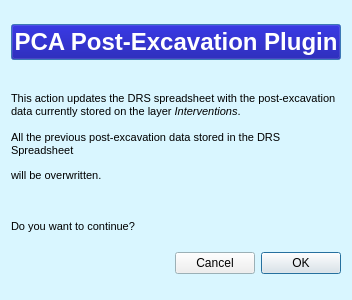
Above: PCA_PostExcavation/pca_postex_update_DRS_dialog_base.ui from PCA-Geodata/PCA-PostExcavation-QGIS-Plugin before the change. Below: the same form after it.
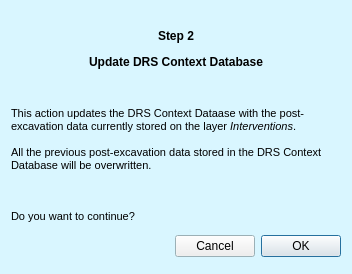
That is the form after the change. Icons and pictures are not drawn.

The edit to the form file:
```diff
--- a/PCA_PostExcavation/pca_postex_update_DRS_dialog_base.ui
+++ b/PCA_PostExcavation/pca_postex_update_DRS_dialog_base.ui
@@ -10,7 +10,7 @@
     <x>0</x>
     <y>0</y>
     <width>352</width>
-    <height>300</height>
+    <height>274</height>
    </rect>
   </property>
   <property name="sizePolicy">
@@ -21,14 +21,14 @@
   </property>
   <property name="minimumSize">
    <size>
-    <width>352</width>
-    <height>300</height>
+    <width>0</width>
+    <height>0</height>
    </size>
   </property>
   <property name="maximumSize">
    <size>
     <width>352</width>
-    <height>300</height>
+    <height>274</height>
    </size>
   </property>
   <property name="palette">
@@ -101,345 +101,64 @@
   <property name="windowTitle">
    <string>PCA PostExcavation Plugin</string>
   </property>
-  <layout class="QGridLayout" name="gridLayout">
-   <item row="0" column="0">
-    <widget class="QPushButton" name="pushButton">
-     <property name="sizePolicy">
-      <sizepolicy hsizetype="Fixed" vsizetype="Fixed">
-       <horstretch>0</horstretch>
-       <verstretch>0</verstretch>
-      </sizepolicy>
-     </property>
-     <property name="palette">
-      <palette>
-       <active>
-        <colorrole role="Button">
-         <brush brushstyle="SolidPattern">
-          <color alpha="255">
-           <red>0</red>
-           <green>0</green>
-           <blue>153</blue>
-          </color>
-         </brush>
-        </colorrole>
-        <colorrole role="Light">
-         <brush brushstyle="SolidPattern">
-          <color alpha="255">
-           <red>0</red>
-           <green>0</green>
-           <blue>147</blue>
-          </color>
-         </brush>
-        </colorrole>
-        <colorrole role="Dark">
-         <brush brushstyle="SolidPattern">
-          <color alpha="255">
-           <red>0</red>
-           <green>0</green>
-           <blue>153</blue>
-          </color>
-         </brush>
-        </colorrole>
-        <colorrole role="Mid">
-         <brush brushstyle="SolidPattern">
-          <color alpha="255">
-           <red>0</red>
-           <green>0</green>
-           <blue>147</blue>
-          </color>
-         </brush>
-        </colorrole>
-        <colorrole role="Text">
-         <brush brushstyle="SolidPattern">
-          <color alpha="255">
-           <red>0</red>
-           <green>0</green>
-           <blue>0</blue>
-          </color>
-         </brush>
-        </colorrole>
-        <colorrole role="BrightText">
-         <brush brushstyle="SolidPattern">
-          <color alpha="255">
-           <red>85</red>
-           <green>255</green>
-           <blue>0</blue>
-          </color>
-         </brush>
-        </colorrole>
-        <colorrole role="ButtonText">
-         <brush brushstyle="SolidPattern">
-          <color alpha="255">
-           <red>255</red>
-           <green>255</green>
-           <blue>255</blue>
-          </color>
-         </brush>
-        </colorrole>
-        <colorrole role="Base">
-         <brush brushstyle="SolidPattern">
-          <color alpha="255">
-           <red>0</red>
-           <green>0</green>
-           <blue>141</blue>
-          </color>
-         </brush>
-        </colorrole>
-        <colorrole role="Window">
-         <brush brushstyle="SolidPattern">
-          <color alpha="255">
-           <red>85</red>
-           <green>170</green>
-           <blue>255</blue>
-          </color>
-         </brush>
-        </colorrole>
-        <colorrole role="Shadow">
-         <brush brushstyle="SolidPattern">
-          <color alpha="255">
-           <red>0</red>
-           <green>0</green>
-           <blue>146</blue>
-          </color>
-         </brush>
-        </colorrole>
-        <colorrole role="PlaceholderText">
-         <brush brushstyle="SolidPattern">
-          <color alpha="128">
-           <red>0</red>
-           <green>0</green>
-           <blue>0</blue>
-          </color>
-         </brush>
-        </colorrole>
-       </active>
-       <inactive>
-        <colorrole role="Button">
-         <brush brushstyle="SolidPattern">
-          <color alpha="255">
-           <red>0</red>
-           <green>0</green>
-           <blue>153</blue>
-          </color>
-         </brush>
-        </colorrole>
-        <colorrole role="Light">
-         <brush brushstyle="SolidPattern">
-          <color alpha="255">
-           <red>0</red>
-           <green>0</green>
-           <blue>147</blue>
-          </color>
-         </brush>
-        </colorrole>
-        <colorrole role="Dark">
-         <brush brushstyle="SolidPattern">
-          <color alpha="255">
-           <red>0</red>
-           <green>0</green>
-           <blue>153</blue>
-          </color>
-         </brush>
-        </colorrole>
-        <colorrole role="Mid">
-         <brush brushstyle="SolidPattern">
-          <color alpha="255">
-           <red>0</red>
-           <green>0</green>
-           <blue>147</blue>
-          </color>
-         </brush>
-        </colorrole>
-        <colorrole role="Text">
-         <brush brushstyle="SolidPattern">
-          <color alpha="255">
-           <red>0</red>
-           <green>0</green>
-           <blue>0</blue>
-          </color>
-         </brush>
-        </colorrole>
-        <colorrole role="BrightText">
-         <brush brushstyle="SolidPattern">
-          <color alpha="255">
-           <red>85</red>
-           <green>255</green>
-           <blue>0</blue>
-          </color>
-         </brush>
-        </colorrole>
-        <colorrole role="ButtonText">
-         <brush brushstyle="SolidPattern">
-          <color alpha="255">
-           <red>255</red>
-           <green>255</green>
-           <blue>255</blue>
-          </color>
-         </brush>
-        </colorrole>
-        <colorrole role="Base">
-         <brush brushstyle="SolidPattern">
-          <color alpha="255">
-           <red>0</red>
-           <green>0</green>
-           <blue>141</blue>
-          </color>
-         </brush>
-        </colorrole>
-        <colorrole role="Window">
-         <brush brushstyle="SolidPattern">
-          <color alpha="255">
-           <red>85</red>
-           <green>170</green>
-           <blue>255</blue>
-          </color>
-         </brush>
-        </colorrole>
-        <colorrole role="Shadow">
-         <brush brushstyle="SolidPattern">
-          <color alpha="255">
-           <red>0</red>
-           <green>0</green>
-           <blue>146</blue>
-          </color>
-         </brush>
-        </colorrole>
-        <colorrole role="PlaceholderText">
-         <brush brushstyle="SolidPattern">
-          <color alpha="128">
-           <red>0</red>
-           <green>0</green>
-           <blue>0</blue>
-          </color>
-         </brush>
-        </colorrole>
-       </inactive>
-       <disabled>
-        <colorrole role="Button">
-         <brush brushstyle="SolidPattern">
-          <color alpha="255">
-           <red>0</red>
-           <green>0</green>
-           <blue>153</blue>
-          </color>
-         </brush>
-        </colorrole>
-        <colorrole role="Light">
-         <brush brushstyle="SolidPattern">
-          <color alpha="255">
-           <red>0</red>
-           <green>0</green>
-           <blue>147</blue>
-          </color>
-         </brush>
-        </colorrole>
-        <colorrole role="Dark">
-         <brush brushstyle="SolidPattern">
-          <color alpha="255">
-           <red>0</red>
-           <green>0</green>
-           <blue>153</blue>
-          </color>
-         </brush>
-        </colorrole>
-        <colorrole role="Mid">
-         <brush brushstyle="SolidPattern">
-          <color alpha="255">
-           <red>0</red>
-           <green>0</green>
-           <blue>147</blue>
-          </color>
-         </brush>
-        </colorrole>
-        <colorrole role="Text">
-         <brush brushstyle="SolidPattern">
-          <color alpha="255">
-           <red>0</red>
-           <green>0</green>
-           <blue>153</blue>
-          </color>
-         </brush>
-        </colorrole>
-        <colorrole role="BrightText">
-         <brush brushstyle="SolidPattern">
-          <color alpha="255">
-           <red>85</red>
-           <green>255</green>
-           <blue>0</blue>
-          </color>
-         </brush>
-        </colorrole>
-        <colorrole role="ButtonText">
-         <brush brushstyle="SolidPattern">
-          <color alpha="255">
-           <red>120</red>
-           <green>120</green>
-           <blue>120</blue>
-          </color>
-         </brush>
-        </colorrole>
-        <colorrole role="Base">
-         <brush brushstyle="SolidPattern">
-          <color alpha="255">
-           <red>85</red>
-           <green>170</green>
-           <blue>255</blue>
-          </color>
-         </brush>
-        </colorrole>
-        <colorrole role="Window">
-         <brush brushstyle="SolidPattern">
-          <color alpha="255">
-           <red>85</red>
-           <green>170</green>
-           <blue>255</blue>
-          </color>
-         </brush>
-        </colorrole>
-        <colorrole role="Shadow">
-         <brush brushstyle="SolidPattern">
-          <color alpha="255">
-           <red>0</red>
-           <green>0</green>
-           <blue>146</blue>
-          </color>
-         </brush>
-        </colorrole>
-        <colorrole role="PlaceholderText">
-         <brush brushstyle="SolidPattern">
-          <color alpha="128">
-           <red>0</red>
-           <green>0</green>
-           <blue>0</blue>
-          </color>
-         </brush>
-        </colorrole>
-       </disabled>
-      </palette>
-     </property>
-     <property name="font">
-      <font>
-       <family>Arial</family>
-       <pointsize>18</pointsize>
-       <weight>75</weight>
-       <bold>true</bold>
-      </font>
-     </property>
-     <property name="cursor">
-      <cursorShape>BlankCursor</cursorShape>
-     </property>
-     <property name="text">
-      <string>PCA Post-Excavation Plugin</string>
-     </property>
-     <property name="autoDefault">
-      <bool>false</bool>
-     </property>
-     <property name="flat">
-      <bool>false</bool>
-     </property>
-    </widget>
+  <layout class="QVBoxLayout" name="verticalLayout">
+   <item>
+    <layout class="QGridLayout" name="gridLayout_2">
+     <item row="0" column="0">
+      <widget class="QLabel" name="label_2">
+       <property name="maximumSize">
+        <size>
+         <width>65</width>
+         <height>65</height>
+        </size>
+       </property>
+       <property name="text">
+        <string/>
+       </property>
+       <property name="pixmap">
+        <pixmap>icons/pca_logo_icon.png</pixmap>
+       </property>
+       <property name="scaledContents">
+        <bool>true</bool>
+       </property>
+      </widget>
+     </item>
+     <item row="0" column="2">
+      <widget class="QLabel" name="label_3">
+       <property name="font">
+        <font>
+         <pointsize>9</pointsize>
+         <weight>75</weight>
+         <bold>true</bold>
+        </font>
+       </property>
+       <property name="text">
+        <string>&lt;html&gt;&lt;head/&gt;&lt;body&gt;&lt;p align=&quot;center&quot;&gt;Step 2&lt;/p&gt;&lt;p align=&quot;center&quot;&gt;Update DRS Context Database&lt;/p&gt;&lt;/body&gt;&lt;/html&gt;</string>
+       </property>
+      </widget>
+     </item>
+     <item row="0" column="3">
+      <widget class="QLabel" name="label_4">
+       <property name="maximumSize">
+        <size>
+         <width>65</width>
+         <height>65</height>
+        </size>
+       </property>
+       <property name="text">
+        <string/>
+       </property>
+       <property name="pixmap">
+        <pixmap>icons/PCA_postex_update_DRS_icon.png</pixmap>
+       </property>
+       <property name="scaledContents">
+        <bool>true</bool>
+       </property>
+      </widget>
+     </item>
+    </layout>
    </item>
-   <item row="1" column="0">
+   <item>
     <widget class="QLabel" name="label">
      <property name="sizePolicy">
       <sizepolicy hsizetype="Fixed" vsizetype="Fixed">
@@ -465,14 +184,14 @@
       </font>
      </property>
      <property name="text">
-      <string>&lt;html&gt;&lt;head/&gt;&lt;body&gt;&lt;p&gt;&lt;br/&gt;This action updates the DRS spreadsheet with the post-excavation data currently stored on the layer &lt;span style=&quot; font-style:italic;&quot;&gt;Interventions&lt;/span&gt;. &lt;br/&gt;&lt;br/&gt;All the previous post-excavation data stored in the DRS Spreadsheet &lt;/p&gt;&lt;p&gt;will be overwritten. &lt;br/&gt;&lt;br/&gt;&lt;/p&gt;&lt;p&gt;Do you want to continue? &lt;/p&gt;&lt;/body&gt;&lt;/html&gt;</string>
+      <string>&lt;html&gt;&lt;head/&gt;&lt;body&gt;&lt;p&gt;&lt;br/&gt;This action updates the DRS Context Dataase with the post-excavation data currently stored on the layer &lt;span style=&quot; font-style:italic;&quot;&gt;Interventions&lt;/span&gt;. &lt;br/&gt;&lt;br/&gt;All the previous post-excavation data stored in the DRS Context Database will be overwritten. &lt;br/&gt;&lt;br/&gt;&lt;/p&gt;&lt;p&gt;Do you want to continue? &lt;/p&gt;&lt;/body&gt;&lt;/html&gt;</string>
      </property>
      <property name="wordWrap">
       <bool>true</bool>
      </property>
     </widget>
    </item>
-   <item row="2" column="0">
+   <item>
     <widget class="QDialogButtonBox" name="button_box">
      <property name="sizePolicy">
       <sizepolicy hsizetype="Fixed" vsizetype="Fixed">
```
